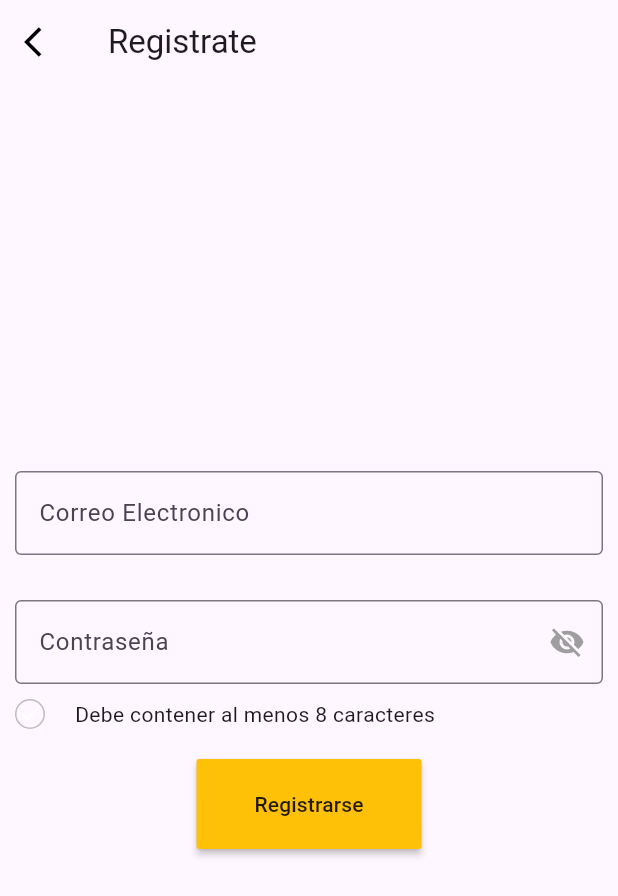
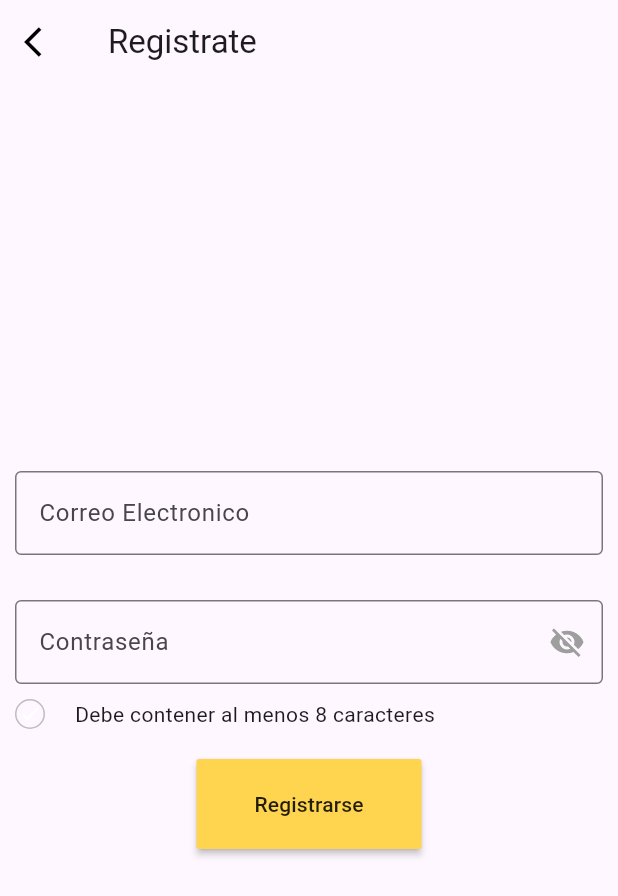
Before and after one commit to lucianoFajardo/Res-Pet_tesis, a Flutter app: the screen it shows after launch, after a tap on "Registrate", on a phone screen of 412 x 824 dp. Shown: the top 896 px of the screen. Run offline on Flutter 3.47's test engine with Material 3 defaults, Android fonts, the light colour scheme and no system bars; our stand-ins replace bloc, equatable, flutter_bloc, flutter_dotenv, image_picker, supabase_flutter; accounts and stored records are empty; network calls fail.

Commit message:
guardado 03-12-23

```diff
--- a/lib/src/bloc/get_data/data_post_all/get_all_data_pets_cubit.dart
+++ b/lib/src/bloc/get_data/data_post_all/get_all_data_pets_cubit.dart
@@ -12,7 +12,7 @@ class OperationCrudCubit extends Cubit<OperationCrudState> {
     try {
       emit(LoadingStateOperation());
       final resdata = await client
-          .from('publicaciones_prueba')
+          .from('created_post_adoption_pet')
           .select('*,user_metadata!inner(name_user,celphone_number)')
           .execute();
       final data = resdata.data as List;
--- a/lib/src/views/home/app_bar.dart
+++ b/lib/src/views/home/app_bar.dart
@@ -14,11 +14,5 @@ AppBarView(){
       },
     ),
     title: const Text('Pagina principal'),
-    actions: <Widget>[
-      IconButton(
-        icon: const Icon(Icons.notifications_sharp),
-        onPressed: () => print('Abrir notificaciones'),
-      ),
-    ],
   );
 }
--- a/lib/src/views/login/login_view.dart
+++ b/lib/src/views/login/login_view.dart
@@ -38,25 +38,20 @@ class LoginView extends StatelessWidget {
             SingleChildScrollView(
               child: Column(
                 children: <Widget>[
-                  //? aqui va el logo
-                  Padding(
-                      padding: EdgeInsets.only(top: 80, bottom: 10),
-                      child: SizedBox(
-                        width: 150,
-                        height: 200,
-                        child: Card(
-                            child: Text(
-                          'logo',
-                          textAlign: TextAlign.center,
-                        )),
-                      )),
+                  SizedBox(
+                    height: 50,
+                  ),
+                  SizedBox(
+                    height: 320,
+                    child: Image.asset('assets/respetlogo.png'),
+                  ),
                   SizedBox(
                     width: double
                         .maxFinite, //! tener en cuenta esto para las posibles actualizaciones de pantalla que se tengan.
                     child: Padding(
                       padding: const EdgeInsets.only(left: 10),
                       child: Center(
-                        child: Text("Inicio de sesión",
+                        child: Text("Inicio de sesión ResPet",
                             textAlign: TextAlign.start,
                             style: TextStyle(
                                 fontSize: 30,
@@ -95,12 +90,11 @@ class LoginView extends StatelessWidget {
                       ),
                     ),
                   ),
-
                   Padding(
                       padding: EdgeInsets.only(bottom: 5),
                       child: MaterialButton(
                         height: 50,
-                        color: Colors.amber,
+                        color: Colors.amber[300],
                         onPressed: () {
                           _loginCubitState.SingInUser(
                               userName: _inputUser.text,
@@ -111,9 +105,6 @@ class LoginView extends StatelessWidget {
                           style: TextStyle(color: Colors.black),
                         ),
                       )),
-
-                  //TODO: habilitar el boton para agregar un usuario
-
                   SizedBox(
                     height: 30,
                     child: Text("o"),
@@ -122,7 +113,7 @@ class LoginView extends StatelessWidget {
                       padding: EdgeInsets.only(bottom: 5),
                       child: MaterialButton(
                         height: 50,
-                        color: Colors.amber,
+                        color: Colors.amber[300],
                         onPressed: () {
                           Navigator.pushNamed(context, 'register');
                         },
@@ -131,30 +122,6 @@ class LoginView extends StatelessWidget {
                           style: TextStyle(color: Colors.black),
                         ),
                       )),
-                  Padding(
-                    padding: EdgeInsets.only(top: 5, left: 90),
-                    child: Container(
-                        margin: EdgeInsets.symmetric(horizontal: 10.0),
-                        child: TextButton(
-                          style: TextButton.styleFrom(
-                            shape: const BeveledRectangleBorder(
-                                borderRadius:
-                                    BorderRadius.all(Radius.circular(5))),
-                          ),
-                          onPressed: () {
-                            print('Pressed');
-                          },
-                          child: Text('¿Olvidaste tu contraseña? Te ayudamos',
-                              style: TextStyle(
-                                  fontWeight: FontWeight.w700,
-                                  color: Colors.black)),
-                        )),
-                  ),
-                  Padding(
-                    padding: const EdgeInsets.all(10),
-                    child: Text(
-                        "los datos de la aplicación como los terminos y condiciones que se ocuparanal desarrollar la app"),
-                  ),
                 ],
               ),
             ),
--- a/lib/src/views/register/register_account.dart
+++ b/lib/src/views/register/register_account.dart
@@ -170,7 +170,7 @@ class _RegisterAccountState extends State<RegisterAccount> {
                           width: 150,
                           child: MaterialButton(
                             height: 50,
-                            color: Colors.amber,
+                            color: Colors.amber[300],
                             onPressed: () async {
                               String email = emailController.text.trim();
                               String password = passwordController.text.trim();
--- a/lib/src/views/setting/settings_view.dart
+++ b/lib/src/views/setting/settings_view.dart
@@ -64,13 +64,12 @@ class _SettingPageUIState extends State<SettingPageUI> {
                 buildRouterPage(context, "Cuenta", 'view_account'),
                 buildRouterPage(
                     context, "Mis publicaciones", 'view_my_publications'),
-                buildRouterPage(context, "Seguridad", 'home_view'),
-                buildRouterPage(context, "Temas de servicios", 'home_view'),
+
                 SizedBox(height: 40),
                 Center(
                   child: OutlinedButton(
                     style: OutlinedButton.styleFrom(
-                      backgroundColor: Colors.amber,
+                      backgroundColor: Colors.amber[300],
                         padding: const EdgeInsets.symmetric(
                             horizontal: 30, vertical: 10),
                         shape: RoundedRectangleBorder(
--- a/pubspec.yaml
+++ b/pubspec.yaml
@@ -58,9 +58,8 @@ flutter:
   uses-material-design: true
   # To add assets to your application, add an assets section, like this:
   assets:
-    - images/
     - .env
-  #   - images/a_dot_ham.jpeg
+    - assets/respetlogo.png
   # An image asset can refer to one or more resolution-specific "variants", see
   # https://flutter.dev/assets-and-images/#resolution-aware
   # For details regarding adding assets from package dependencies, see
```
Also changed, not shown: lib/src/views/home/builder_body_home.dart (+7 -4 lines), lib/src/views/home/home_view.dart (+24 -3 lines), lib/src/views/login/login_error.dart (deleted, +0 -35 lines), lib/src/views/login/login_sucesfull.dart (deleted, +0 -34 lines), lib/src/views/new_post/builder_body_all_data.dart (+5 -4 lines), lib/src/views/new_post/new_post_view.dart (+9 -10 lines), lib/src/views/pet_profile/perfil.dart (+11 -8 lines), lib/src/views/setting/publications_view.dart (+6 -30 lines), assets/respetlogo.png (added), images/Pulgar.arriba.2.png (deleted), images/wifi.2.png (deleted).
